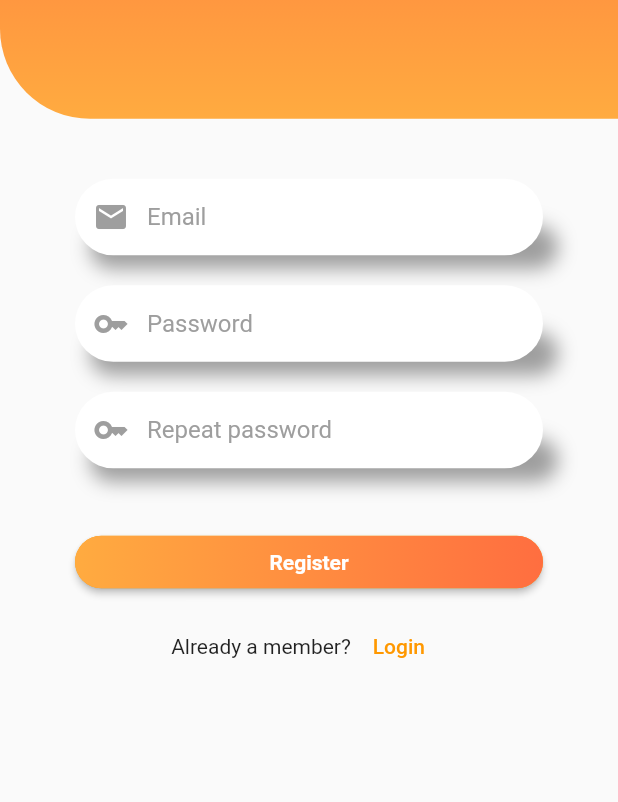
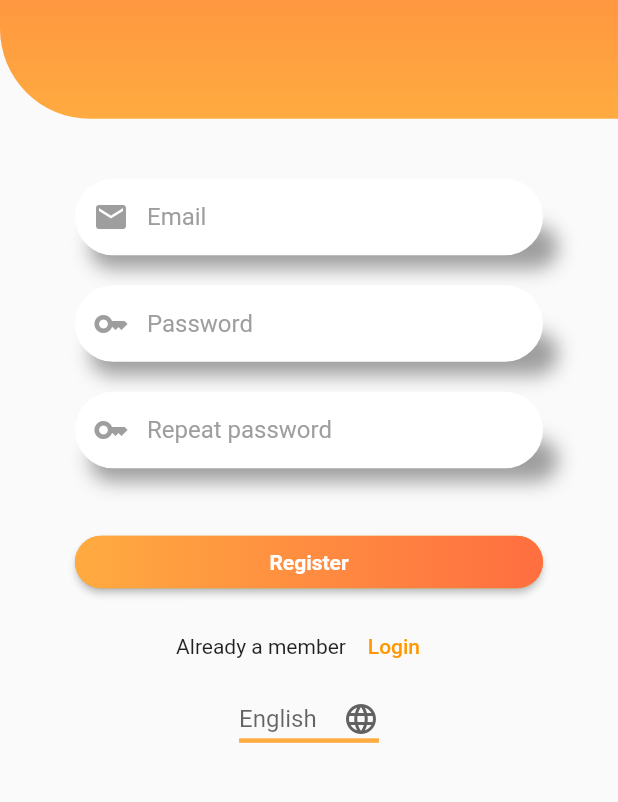
Before and after one commit to bimba9944/Flutter_Todo, a Flutter app: the screen it shows after launch, on a phone screen of 412 x 824 dp, the part 252-1054 px from its top. Run offline on Flutter 3.47's test engine with Material 2 defaults, Android fonts, the phone set to English and light mode, and no system bars; our stand-ins replace flutter_localization, shared_preferences.

Commit message:
zavrsen prevod aplikacije

```diff
--- /dev/null
+++ b/lib/helpers/languageHelper.dart
@@ -0,0 +1,15 @@
+import 'package:flutter/material.dart';
+import 'package:todo/models/language.dart';
+
+class LanguageHelper{
+
+  static Locale defaultLanguageLocale = const Locale("en");
+  static String defaultLanguageCode = 'en';
+  static String defaultLanguageName = 'English';
+
+  static List<Language> languages = [
+    Language(languageName: "English", languageCode: "en", imagePath: ""),
+    Language(languageName: "Chinese", languageCode: "km", imagePath: ""),
+    Language(languageName: "Japanese", languageCode: "ja", imagePath: ""),
+  ];
+}
--- /dev/null
+++ b/lib/helpers/languages.dart
@@ -0,0 +1,57 @@
+mixin AppLocale {
+  static const String title = 'TODO';
+  static const String text = 'Things todo';
+  static const String changeLanguage = 'Change language';
+  static const String changeTheme = 'Change theme';
+  static const String logOut = 'Logout';
+  static const String email = 'Email';
+  static const String password = 'Password';
+  static const String repeatPassword = 'Repeat password';
+  static const String register = 'Register';
+  static const String alreadyAMember = 'Already a member';
+  static const String logIn = 'Login';
+  static const String userOrEmail = 'Username or Email';
+
+  static const Map<String, dynamic> EN = {
+    title: 'TODO',
+    text: 'Things todo!',
+    changeLanguage: changeLanguage,
+    changeTheme: changeTheme,
+    logOut: logOut,
+    email: email,
+    password: password,
+    repeatPassword:repeatPassword,
+    register:register,
+    alreadyAMember:alreadyAMember,
+    logIn:logIn,
+    userOrEmail:userOrEmail
+  };
+  static const Map<String, dynamic> KM = {
+    title: '去做',
+    text: '要做的事！',
+    changeLanguage: '改变语言',
+    changeTheme: '改变主题',
+    logOut: '登出',
+    email: '电子邮件',
+    password:'密码',
+    repeatPassword: '重复输入密码',
+    register: '登记',
+    alreadyAMember:'已经是会员',
+    logIn:'登录',
+    userOrEmail:'用户名或电子邮件'
+  };
+  static const Map<String, dynamic> JA = {
+    title: 'する',
+    text: 'やる事！',
+    changeLanguage: '言語を変更',
+    changeTheme: 'テーマを変更',
+    logOut: 'ログアウト',
+    email: 'Eメール',
+    password:'パスワード',
+    repeatPassword:'パスワードを再度入力してください',
+    register:'登録',
+    alreadyAMember:'すでに会員',
+    logIn:'ログインする',
+    userOrEmail:'ユーザー名または電子メール'
+  };
+}
--- /dev/null
+++ b/lib/helpers/preferencesHelper.dart
@@ -0,0 +1,46 @@
+import 'package:shared_preferences/shared_preferences.dart';
+import 'package:todo/helpers/languageHelper.dart';
+
+class PreferencesHelper {
+  static late SharedPreferences _preferences;
+  static String preferencesCode = "com.todoApp";
+  static String languageCodeKey = "${preferencesCode}languageCodeKey";
+  static String languageNameKey = "${preferencesCode}languageNameKey";
+
+  PreferencesHelper();
+
+  static Future<void> init() async {
+    _preferences = await SharedPreferences.getInstance();
+  }
+
+  static void _setString(String key, String value) async {
+    await _preferences.setString(key, value);
+  }
+
+  static String _getString(String key, String expValue) {
+    String? value = _preferences.getString(key);
+    return value ?? expValue;
+  }
+
+  static void setLanguageCode(String code){
+    _setString(languageCodeKey, code);
+  }
+
+  static String getLanguageKey(){
+    return _getString(languageCodeKey, LanguageHelper.defaultLanguageCode);
+  }
+
+  static void setLanguage(String language){
+    _setString(languageNameKey, language);
+  }
+
+  static String getLanguage(){
+    return _getString(languageNameKey, LanguageHelper.defaultLanguageName);
+  }
+
+
+
+
+
+
+}
--- a/lib/languages.dart
+++ /dev/null
@@ -1,10 +0,0 @@
-mixin AppLocale {
-  static const String title = 'TODO';
-  static const String text = 'Thing todo';
-
-  static const Map<String, dynamic> EN = {title: 'Localization', text: 'Things todo!'};
-  static const Map<String, dynamic> KM = {title: 'ការធ្វើមូលដ្ឋានីយកម្ម', text: '要做的事！'};
-  static const Map<String, dynamic> JA = {title: 'ローカリゼーション', text: 'やる事！'};
-
-
-}
--- a/lib/logIn.dart
+++ /dev/null
@@ -1,77 +0,0 @@
-import 'package:flutter/material.dart';
-
-import 'package:todo/buttonItem.dart';
-import 'package:todo/inputItems.dart';
-
-class LogIn extends StatefulWidget {
-  const LogIn({Key? key}) : super(key: key);
-
-  @override
-  State<LogIn> createState() => _LogInState();
-}
-
-class _LogInState extends State<LogIn> {
-  @override
-  Widget build(BuildContext context) {
-    return Scaffold(
-      appBar: AppBar(
-        title: const Text('Todo Manager'),
-        centerTitle: true,
-        //backgroundColor: Colors.deepOrange,
-        elevation: 0,
-        flexibleSpace: Container(
-          decoration: const BoxDecoration(
-            gradient: LinearGradient(
-                begin: Alignment.center,
-                end: Alignment.bottomCenter,
-                colors: [Colors.deepOrangeAccent, Colors.deepOrangeAccent]),
-          ),
-        ),
-      ),
-      body: SingleChildScrollView(
-        child: Column(
-          children: [
-            Container(
-              height: MediaQuery.of(context).size.height * 0.2,
-              width: MediaQuery.of(context).size.width * 1,
-              decoration: BoxDecoration(
-                color: Theme.of(context).primaryColor,
-                borderRadius: const BorderRadius.only(
-                  bottomLeft: Radius.circular(60),
-                ),
-                gradient: const LinearGradient(
-                  begin: Alignment.topCenter,
-                  end: Alignment.bottomCenter,
-                  colors: [
-                    Colors.deepOrangeAccent,
-                    Colors.orangeAccent,
-                  ],
-                ),
-              ),
-              child: Column(
-                crossAxisAlignment: CrossAxisAlignment.center,
-                mainAxisAlignment: MainAxisAlignment.center,
-                children: const <Widget>[
-                  Icon(
-                    Icons.ac_unit,
-                    color: Colors.white,
-                    size: 60,
-                  ),
-                ],
-              ),
-            ),
-            const SizedBox(
-              height: 40,
-            ),
-            InputItems(Icons.perm_identity, 'Username or Email'),
-            InputItems(Icons.key, 'Password'),
-            const SizedBox(
-              height: 60,
-            ),
-            ButtonItem('Login'),
-          ],
-        ),
-      ),
-    );
-  }
-}
--- a/lib/main.dart
+++ b/lib/main.dart
@@ -1,12 +1,18 @@
 import 'package:flutter/material.dart';
 import 'package:flutter_localization/flutter_localization.dart';
 
-import 'package:todo/signUp.dart';
-import 'package:todo/logIn.dart';
-import 'package:todo/pageAfterLogIn.dart';
-import 'package:todo/languages.dart';
+import 'package:todo/helpers/preferencesHelper.dart';
 
-void main() {
+import 'package:todo/pages/signUp.dart';
+import 'package:todo/pages/logIn.dart';
+import 'package:todo/pages/pageAfterLogIn.dart';
+import 'package:todo/helpers/languages.dart';
+
+
+
+void main() async {
+  WidgetsFlutterBinding.ensureInitialized();
+  await PreferencesHelper.init();
   runApp(MyApp());
 }
 
@@ -19,34 +25,43 @@ class MyApp extends StatefulWidget {
 
 class _MyAppState extends State<MyApp> {
   final FlutterLocalization _localization = FlutterLocalization.instance;
-
+  Locale? _locale;
+  String _languageCode = 'en';
   @override
   void initState() {
+     _languageCode = PreferencesHelper.getLanguageKey();
     _localization.init(mapLocales: [
       const MapLocale('en', AppLocale.EN),
       const MapLocale('km', AppLocale.KM),
       const MapLocale('ja', AppLocale.JA),
     ],
-        initLanguageCode: 'en',
+        initLanguageCode: _languageCode,
     );
     _localization.onTranslatedLanguage = onTranslatedLanguage;
     super.initState();
   }
 
   void onTranslatedLanguage(Locale? locale){
+    if(locale != null){
+    PreferencesHelper.setLanguageCode(locale.languageCode);
+    }
+
+    _locale = locale;
     setState(() {});
   }
+
+
 
   @override
   Widget build(BuildContext context) {
     return MaterialApp(
+      locale: _locale ?? const Locale('en'),
       supportedLocales: _localization.supportedLocales,
       localizationsDelegates: _localization.localizationsDelegates,
       debugShowCheckedModeBanner: false,
       title: 'Flutter Demo',
       theme: ThemeData(
         primarySwatch: Colors.orange,
-
       ),
       home: SignUp(),
       routes: {
--- /dev/null
+++ b/lib/models/language.dart
@@ -0,0 +1,12 @@
+class Language {
+  String languageName;
+  String languageCode;
+  String imagePath;
+
+  Language({
+    required this.languageName,
+    required this.languageCode,
+    required this.imagePath,
+  });
+
+}
--- a/lib/signUp.dart
+++ b/lib/pages/logIn.dart
@@ -1,26 +1,40 @@
 import 'package:flutter/material.dart';
+import 'package:flutter_localization/flutter_localization.dart';
+import 'package:todo/helpers/languages.dart';
 
-import 'package:todo/inputItems.dart';
-import 'package:todo/buttonItem.dart';
+import 'package:todo/widgets/buttonItem.dart';
+import 'package:todo/widgets/inputItems.dart';
 
-class SignUp extends StatefulWidget {
-  const SignUp({Key? key}) : super(key: key);
+class LogIn extends StatefulWidget {
+  const LogIn({Key? key}) : super(key: key);
 
   @override
-  State<SignUp> createState() => _SignUpState();
+  State<LogIn> createState() => _LogInState();
 }
 
-class _SignUpState extends State<SignUp> {
-  late final Color color;
-
+class _LogInState extends State<LogIn> {
   @override
   Widget build(BuildContext context) {
     return Scaffold(
+      appBar: AppBar(
+        title: const Text('Todo Manager'),
+        centerTitle: true,
+        //backgroundColor: Colors.deepOrange,
+        elevation: 0,
+        flexibleSpace: Container(
+          decoration: const BoxDecoration(
+            gradient: LinearGradient(
+                begin: Alignment.center,
+                end: Alignment.bottomCenter,
+                colors: [Colors.deepOrangeAccent, Colors.deepOrangeAccent]),
+          ),
+        ),
+      ),
       body: SingleChildScrollView(
         child: Column(
           children: [
             Container(
-              height: MediaQuery.of(context).size.height * 0.3,
+              height: MediaQuery.of(context).size.height * 0.2,
               width: MediaQuery.of(context).size.width * 1,
               decoration: BoxDecoration(
                 color: Theme.of(context).primaryColor,
@@ -45,41 +59,18 @@ class _SignUpState extends State<SignUp> {
                     color: Colors.white,
                     size: 60,
                   ),
-                  Text(
-                    "Todo Manager",
-                    style: TextStyle(fontWeight: FontWeight.bold, fontSize: 25),
-                  ),
                 ],
               ),
             ),
             const SizedBox(
-              height: 30,
+              height: 40,
             ),
-            InputItems(
-              Icons.mail,
-              'Email'
+            InputItems(Icons.perm_identity, AppLocale.userOrEmail.getString(context)),
+            InputItems(Icons.key, AppLocale.password.getString(context)),
+            const SizedBox(
+              height: 60,
             ),
-            InputItems(Icons.key, 'Password'),
-            InputItems(Icons.key, 'Repeat password'),
-            const SizedBox(
-              height: 30,
-            ),
-            ButtonItem('Register'),
-            const SizedBox(
-              height: 10,
-            ),
-            Row(
-              mainAxisAlignment: MainAxisAlignment.center,
-              children: <Widget>[
-                const Text('Already a member?'),
-                TextButton(
-                  onPressed: () {
-                    Navigator.pushNamed(context, '/LogIn');
-                  },
-                  child: const Text('Login'),
-                ),
-              ],
-            ),
+            ButtonItem(AppLocale.logIn.getString(context)),
           ],
         ),
       ),
--- a/lib/pageAfterLogIn.dart
+++ b/lib/pages/pageAfterLogIn.dart
@@ -1,6 +1,6 @@
 import 'package:flutter/material.dart';
 import 'package:flutter_localization/flutter_localization.dart';
-import 'package:todo/languages.dart';
+import 'package:todo/helpers/languages.dart';
 
 class PageAfterLogIn extends StatefulWidget {
   const PageAfterLogIn({Key? key}) : super(key: key);
@@ -66,7 +66,7 @@ class _PageAfterLogInState extends State<PageAfterLogIn> {
               ),
               ListTile(
                 leading: Icon(Icons.language),
-                title: Text('Change Language'),
+                title: Text(AppLocale.changeLanguage.getString(context)),
                 onTap: () {
                   showModalBottomSheet(
                     context: context,
@@ -109,9 +109,9 @@ class _PageAfterLogInState extends State<PageAfterLogIn> {
               const Divider(
                 thickness: 1,
               ),
-              const ListTile(
+              ListTile(
                 leading: Icon(Icons.brush),
-                title: Text('Change Theme'),
+                title: Text(AppLocale.changeTheme.getString(context),),
               ),
               const Divider(
                 thickness: 1,
@@ -119,9 +119,9 @@ class _PageAfterLogInState extends State<PageAfterLogIn> {
               ListTile(
                 leading: Icon(Icons.logout),
                 onTap: () {
-                  Navigator.pushNamed(context, '/LogIn');
+                  Navigator.pushReplacementNamed(context, '/LogIn');
                 },
-                title: Text('Logout'),
+                title: Text(AppLocale.logOut.getString(context)),
               ),
             ],
           ),
--- /dev/null
+++ b/lib/pages/signUp.dart
@@ -0,0 +1,126 @@
+import 'package:flutter/material.dart';
+import 'package:flutter_localization/flutter_localization.dart';
+
+import 'package:todo/helpers/languageHelper.dart';
+import 'package:todo/helpers/languages.dart';
+import 'package:todo/helpers/preferencesHelper.dart';
+import 'package:todo/models/language.dart';
+import 'package:todo/widgets/inputItems.dart';
+import 'package:todo/widgets/buttonItem.dart';
+
+class SignUp extends StatefulWidget {
+  const SignUp({Key? key}) : super(key: key);
+
+  @override
+  State<SignUp> createState() => _SignUpState();
+}
+
+class _SignUpState extends State<SignUp> {
+  List<Language> listOfLanguages = LanguageHelper.languages;
+  Language? dropdownValue;
+  final FlutterLocalization _localization = FlutterLocalization.instance;
+
+  @override
+  void initState() {
+    _initDropdownValue();
+    super.initState();
+  }
+
+  void _initDropdownValue() {
+    String languageName = PreferencesHelper.getLanguage();
+    String languageCode = PreferencesHelper.getLanguageKey();
+    dropdownValue = Language(languageName: languageName, languageCode: languageCode, imagePath: '');
+    setState(() {});
+  }
+
+  @override
+  Widget build(BuildContext context) {
+    Size size = MediaQuery.of(context).size;
+    return Scaffold(
+      body: SingleChildScrollView(
+        child: Column(
+          children: [
+            Container(
+              height: size.height * 0.3,
+              width: size.width * 1,
+              decoration: BoxDecoration(
+                color: Theme.of(context).primaryColor,
+                borderRadius: const BorderRadius.only(
+                  bottomLeft: Radius.circular(60),
+                ),
+                gradient: const LinearGradient(
+                  begin: Alignment.topCenter,
+                  end: Alignment.bottomCenter,
+                  colors: [
+                    Colors.deepOrangeAccent,
+                    Colors.orangeAccent,
+                  ],
+                ),
+              ),
+              child: Column(
+                crossAxisAlignment: CrossAxisAlignment.center,
+                mainAxisAlignment: MainAxisAlignment.center,
+                children: const <Widget>[
+                  Icon(
+                    Icons.ac_unit,
+                    color: Colors.white,
+                    size: 60,
+                  ),
+                  Text(
+                    "Todo Manager",
+                    style: TextStyle(fontWeight: FontWeight.bold, fontSize: 25),
+                  ),
+                ],
+              ),
+            ),
+            const SizedBox(height: 30),
+            InputItems(
+              Icons.mail,
+              AppLocale.email.getString(context),
+            ),
+            InputItems(Icons.key, AppLocale.password.getString(context)),
+            InputItems(Icons.key, AppLocale.repeatPassword.getString(context)),
+            const SizedBox(height: 30),
+            ButtonItem(AppLocale.register.getString(context)),
+            const SizedBox(height: 10),
+            Row(
+              mainAxisAlignment: MainAxisAlignment.center,
+              children: <Widget>[
+                Text(AppLocale.alreadyAMember.getString(context)),
+                TextButton(
+                  onPressed: () {
+                    Navigator.pushNamed(context, '/LogIn');
+                  },
+                  child: Text(AppLocale.logIn.getString(context)),
+                ),
+              ],
+            ),
+            DropdownButton<Language>(
+              borderRadius: BorderRadius.circular(10),
+              underline: Container(color: Colors.orangeAccent, height: 3),
+              hint: Text(dropdownValue!.languageName),
+              key: UniqueKey(),
+              icon: const Icon(Icons.language),
+              items: listOfLanguages.map<DropdownMenuItem<Language>>((Language language) {
+                return DropdownMenuItem(value: language, child: Text(language.languageName));
+              }).toList(),
+              onChanged: (Language? language) {
+                String languageCode = PreferencesHelper.getLanguageKey();
+                String languageName = PreferencesHelper.getLanguage();
+                if (language != null) {
+                  dropdownValue = language;
+                  languageCode = language.languageCode;
+                  languageName = language.languageName;
+                }
+
+                _localization.translate(languageCode);
+                PreferencesHelper.setLanguageCode(languageCode);
+                PreferencesHelper.setLanguage(languageName);
+              },
+            ),
+          ],
+        ),
+      ),
+    );
+  }
+}
--- a/pubspec.yaml
+++ b/pubspec.yaml
@@ -36,6 +36,7 @@ dependencies:
   # Use with the CupertinoIcons class for iOS style icons.
   cupertino_icons: ^1.0.2
   flutter_localization: ^0.1.10
+  shared_preferences: ^2.0.17
 
 dev_dependencies:
   flutter_test:
```
Also changed, not shown: lib/widgets/buttonItem.dart (renamed from lib/buttonItem.dart), lib/widgets/inputItems.dart (renamed from lib/inputItems.dart), pubspec.lock.
